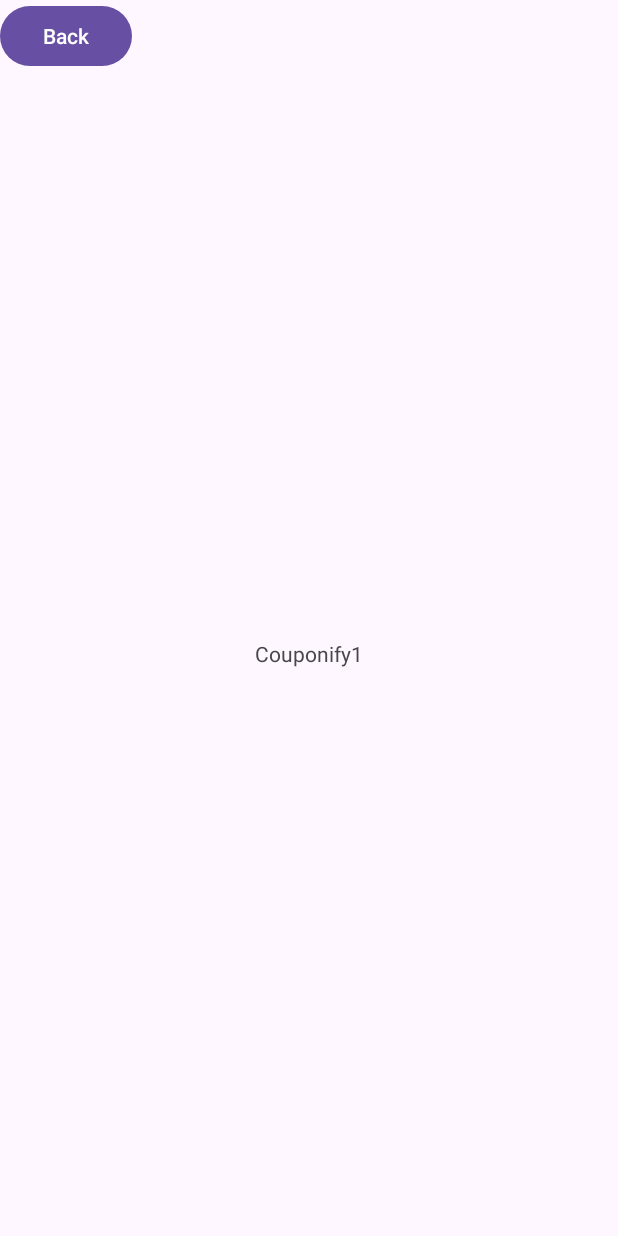
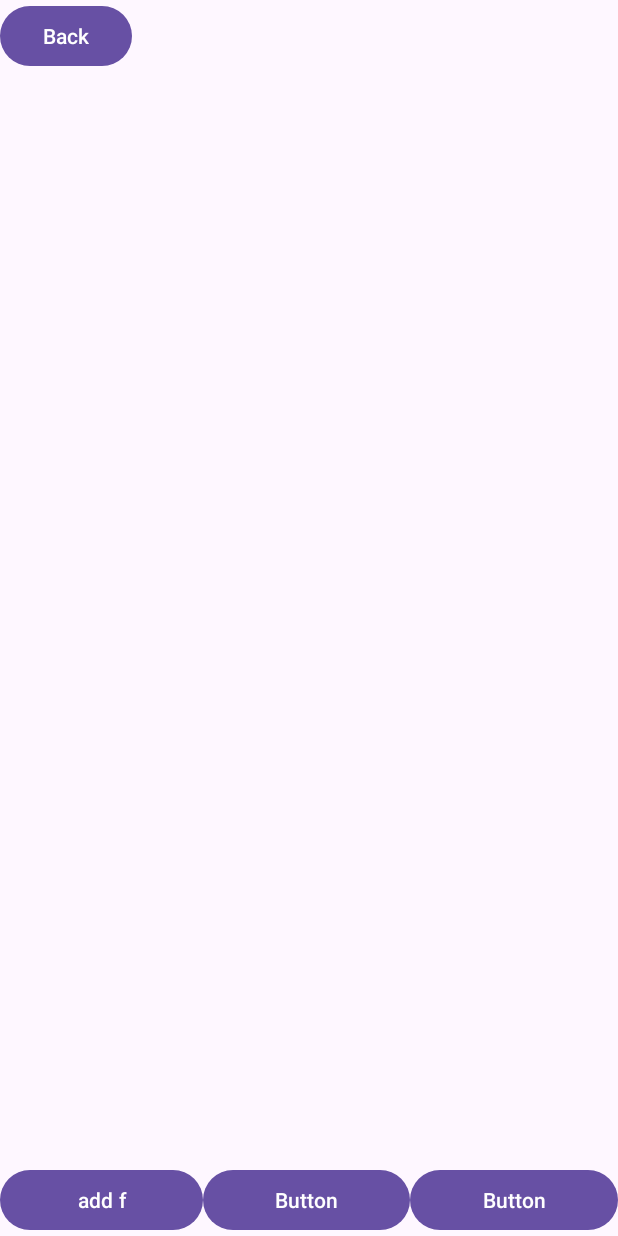
Before and after one commit to gyarab/2024-4e-mikolasek-couponify, an Android app: the MainActivity screen opened directly, with no data from a screen before it, on a phone screen of 412 x 824 dp. Run offline under Robolectric (Android 15) with nearby library versions, the phone set to English and light mode, and no system bars; our stand-ins replace Firebase (no records; nobody signed in at launch, a user with empty details on screens opened directly).

Commit message:
users in db works, addfriends activity displays all users (finally) todo rn: search, adding friends

```diff
--- a/app/src/main/AndroidManifest.xml
+++ b/app/src/main/AndroidManifest.xml
@@ -3,6 +3,7 @@
     xmlns:tools="http://schemas.android.com/tools">
 
     <uses-permission android:name="android.permission.INTERNET" />
+    <uses-permission android:name="android.permission.READ_EXTERNAL_STORAGE" />
 
     <application
         android:allowBackup="true"
@@ -14,6 +15,9 @@
         android:supportsRtl="true"
         android:theme="@style/Theme.Couponify1"
         tools:targetApi="31">
+        <activity
+            android:name=".addfriends"
+            android:exported="false" />
         <activity
             android:name=".MainActivity"
             android:exported="true" />
--- a/app/src/main/java/com/example/couponify1/MainActivity.java
+++ b/app/src/main/java/com/example/couponify1/MainActivity.java
@@ -1,5 +1,6 @@
 package com.example.couponify1;
 
+import android.annotation.SuppressLint;
 import android.content.Intent;
 import android.os.Bundle;
 import android.view.View;
@@ -17,13 +18,22 @@ import com.google.firebase.auth.FirebaseUser;
 public class MainActivity extends AppCompatActivity {
     FirebaseAuth auth;
     FirebaseUser user;
-    Button back_btn;
+    Button back_btn, addfriendsbtn;
 
+    @SuppressLint("MissingInflatedId")
     @Override
     protected void onCreate(Bundle savedInstanceState) {
         super.onCreate(savedInstanceState);
         setContentView(R.layout.activity_main);
 
+        addfriendsbtn = findViewById(R.id.addfriendsbtn);
+        addfriendsbtn.setOnClickListener(new View.OnClickListener() {
+            @Override
+            public void onClick(View view) {
+                Intent intent = new Intent(getApplicationContext(), addfriends.class);
+                startActivity(intent);
+            }
+        });
         back_btn = findViewById(R.id.backbtn);
         back_btn.setOnClickListener(new View.OnClickListener() {
             @Override
--- a/app/src/main/java/com/example/couponify1/login.java
+++ b/app/src/main/java/com/example/couponify1/login.java
@@ -62,10 +62,12 @@ public class login extends AppCompatActivity {
                 String password = String.valueOf(editTextPassword.getText());
 
                 if (TextUtils.isEmpty(email)) {
+                    progressBar.setVisibility(View.GONE);
                     Toast.makeText(login.this, "Enter your email.", Toast.LENGTH_SHORT).show();
                     return;
                 }
                 if (TextUtils.isEmpty(password)) {
+                    progressBar.setVisibility(View.GONE);
                     Toast.makeText(login.this, "Enter your password.", Toast.LENGTH_SHORT).show();
                     return;
                 }
@@ -79,7 +81,7 @@ public class login extends AppCompatActivity {
                                 if (task.isSuccessful()) {
                                     FirebaseUser user = mAuth.getCurrentUser();
                                     String curuserid = user.getUid();
-                                    Toast.makeText(getApplicationContext(), "Logged in successfully. id: " + curuserid, Toast.LENGTH_SHORT).show();
+                                    Toast.makeText(getApplicationContext(), "Logged in successfully.", Toast.LENGTH_SHORT).show();
                                     Intent intent = new Intent(getApplicationContext(), MainActivity.class);
                                     startActivity(intent);
                                     finish();
--- /dev/null
+++ b/app/src/main/res/drawable/baseline_add_24.xml
@@ -0,0 +1,5 @@
+<vector xmlns:android="http://schemas.android.com/apk/res/android" android:height="24dp" android:tint="#999999" android:viewportHeight="24" android:viewportWidth="24" android:width="24dp">
+
+    <path android:fillColor="@android:color/white" android:pathData="M19,13h-6v6h-2v-6H5v-2h6V5h2v6h6v2z"/>
+
+</vector>
--- /dev/null
+++ b/app/src/main/res/drawable/baseline_close_24.xml
@@ -0,0 +1,5 @@
+<vector xmlns:android="http://schemas.android.com/apk/res/android" android:height="24dp" android:tint="#999999" android:viewportHeight="24" android:viewportWidth="24" android:width="24dp">
+
+    <path android:fillColor="@android:color/white" android:pathData="M19,6.41L17.59,5 12,10.59 6.41,5 5,6.41 10.59,12 5,17.59 6.41,19 12,13.41 17.59,19 19,17.59 13.41,12z"/>
+
+</vector>
--- /dev/null
+++ b/app/src/main/res/drawable/baseline_search_24.xml
@@ -0,0 +1,5 @@
+<vector xmlns:android="http://schemas.android.com/apk/res/android" android:height="24dp" android:tint="#999999" android:viewportHeight="24" android:viewportWidth="24" android:width="24dp">
+
+    <path android:fillColor="@android:color/white" android:pathData="M15.5,14h-0.79l-0.28,-0.27C15.41,12.59 16,11.11 16,9.5 16,5.91 13.09,3 9.5,3S3,5.91 3,9.5 5.91,16 9.5,16c1.61,0 3.09,-0.59 4.23,-1.57l0.27,0.28v0.79l5,4.99L20.49,19l-4.99,-5zM9.5,14C7.01,14 5,11.99 5,9.5S7.01,5 9.5,5 14,7.01 14,9.5 11.99,14 9.5,14z"/>
+
+</vector>
--- a/app/src/main/res/layout/activity_main.xml
+++ b/app/src/main/res/layout/activity_main.xml
@@ -17,15 +17,30 @@
         android:layout_height="wrap_content" />
 
     <LinearLayout
-        android:gravity="center"
         android:layout_width="match_parent"
-        android:layout_height="match_parent">
-        <TextView
+        android:layout_height="match_parent"
+        android:gravity="bottom">
+
+        <Button
+            android:id="@+id/addfriendsbtn"
             android:layout_width="wrap_content"
             android:layout_height="wrap_content"
-            android:gravity="center"
-            android:text="@string/app_name" />
+            android:layout_weight="1"
+            android:text="add f" />
 
+        <Button
+            android:id="@+id/button2"
+            android:layout_width="wrap_content"
+            android:layout_height="wrap_content"
+            android:layout_weight="1"
+            android:text="Button" />
+
+        <Button
+            android:id="@+id/button"
+            android:layout_width="wrap_content"
+            android:layout_height="wrap_content"
+            android:layout_weight="1"
+            android:text="Button" />
     </LinearLayout>
 
 
```
Also changed, not shown: app/src/main/java/com/example/couponify1/addfriends.java (added, +74 -0 lines), app/src/main/java/com/example/couponify1/register.java (+18 -1 lines), app/src/main/java/com/example/couponify1/userlistadapter.java (added, +67 -0 lines), app/src/main/res/layout/activity_addfriends.xml (added, +58 -0 lines), app/src/main/res/layout/user_listitem.xml (added, +42 -0 lines).
